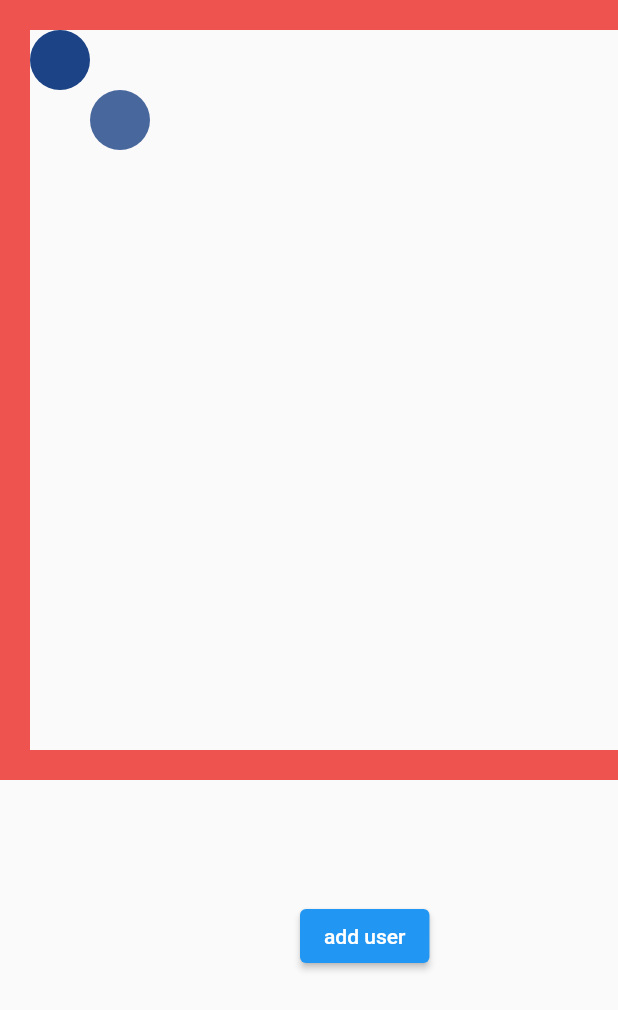
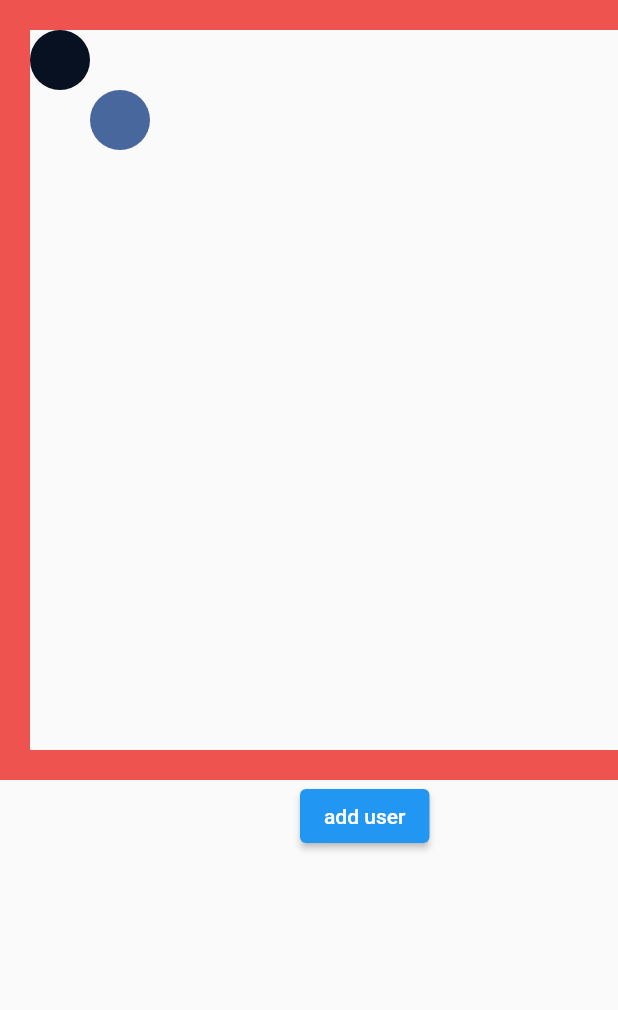
Before and after one commit to ssoumaille/synchronous_position_cercle, a Flutter app: the screen it shows after launch, after a tap on "add user", on a phone screen of 412 x 824 dp. Shown: the top 1010 px of the screen. Run offline on Flutter 3.47's test engine with Material 2 defaults, Android fonts, the light colour scheme and no system bars; our stand-ins replace cloud_firestore, firebase_core, flutter_riverpod, freezed_annotation, rxdart; accounts and stored records are empty; generated files the repository leaves out were written again.

Commit message:
animation gamer

```diff
--- a/lib/main.dart
+++ b/lib/main.dart
@@ -11,35 +11,40 @@ import 'firebase_options.dart';
 import 'circle/circle.dart';
 
 void main() async {
-
   await Firebase.initializeApp(options: DefaultFirebaseOptions.currentPlatform);
-  firestore =FirebaseFirestore.instance;
+  firestore = FirebaseFirestore.instance;
 
   await initApp();
 
   runApp(const ProviderScope(child: MyApp()));
 }
 
-initApp() async{
-  issync =false;
-  firestore.collection(Collection.position.name)
-      .doc(idCircle).set({"x" : 20, "y" : 20, "color": color});
-  final document  = await firestore
+initApp() async {
+  issync = false;
+  firestore
       .collection(Collection.position.name)
-      .doc(idCircle).get();
-  myCircle = Circle(id: idCircle, x: document.data()!['x'], y:document.data()!['y'], color:document.data()!['color']);
+      .doc(idCircle)
+      .set({"x": 20, "y": 20, "color": color});
+  final document =
+      await firestore.collection(Collection.position.name).doc(idCircle).get();
+  myCircle = Circle(
+      id: idCircle,
+      x: document.data()!['x'],
+      y: document.data()!['y'],
+      color: document.data()!['color']);
 
   // throttler.throttleTime(const Duration(milliseconds: 100)).forEach((element) {
   //   issync =true;
   //   element();
   // });
+}
 
-}
-late  FirebaseFirestore  firestore;
-final idCircle = '9999999';//'''${Random().nextInt(9999999)}';
+late FirebaseFirestore firestore;
+final idCircle = '9999999'; //'''${Random().nextInt(9999999)}';
 
 enum Collection { position }
-late bool issync ;
+
+late bool issync;
 // Random color for circles
 final color = (math.Random().nextDouble() * 0xFFFFFF).toInt();
 final randomColor = Color(color).withOpacity(1.0);
@@ -51,19 +56,20 @@ late Circle myCircle;
 
 // Providers
 final offsetProvider = StateProvider<Offset>((ref) => Offset(20, 20));
-final firestoreSCircleProvider = StreamProvider<List<Circle>>((ref) => firestore
-    .collection(Collection.position.name).snapshots().map((event) {
+final firestoreSCircleProvider = StreamProvider<List<Circle>>((ref) =>
+    firestore.collection(Collection.position.name).snapshots().map((event) {
       return event.docs.where((ee) => ee.id != idCircle).map((e) {
         return Circle(
           id: e.id,
           x: e.data()['x'],
           y: e.data()['y'],
-          color: e.data()['color']
-,        );
+          color: e.data()['color'],
+        );
       }).toList();
     }));
 
-
+// final int colorval = 0;
+// final colorProvider = StreamProvider((ref) => Stream.periodic(Duration(seconds: 1), (count) =>  count%2));
 
 Offset limitingMovementToWindowOnly(Offset position) {
   myThrottledOffset = position;
@@ -82,22 +88,22 @@ Offset limitingMovementToWindowOnly(Offset position) {
   return myThrottledOffset;
 }
 
-
-
-
 class MyApp extends StatelessWidget {
   const MyApp({super.key});
 
   @override
   build(_) => MaterialApp(
         title: 'Flutter Demo',
-        theme: ThemeData(primarySwatch: Colors.blue,),
+        theme: ThemeData(
+          primarySwatch: Colors.blue,
+        ),
         home: const MyHomePage(title: 'Flutter Demo Home Page'),
       );
 }
 
 class MyHomePage extends StatefulWidget {
   const MyHomePage({super.key, required this.title});
+
   final String title;
 
   @override
@@ -110,15 +116,14 @@ class _MyHomePageState extends State<MyHomePage> {
       // appBar: AppBar(
       //   title: Text(widget.title),
       // ),
-      body: DragGame()
-  );
+      body: DragGame());
 }
 
 class DragGame extends ConsumerWidget {
   const DragGame({super.key});
 
   @override
-  build(_,ref) {
+  build(_, ref) {
     final listCircle = ref.watch(firestoreSCircleProvider).value ?? [];
     return Stack(
       children: [
@@ -154,21 +159,24 @@ class DragGame extends ConsumerWidget {
             color: Colors.red.shade400,
           ),
         ),
-
         Positioned(
-              top: 600,
+          top: 520,
           left: 200,
-
           child: ElevatedButton(
             child: Text("add user"),
-                onPressed: (){
-                  firestore.collection(Collection.position.name)
-                      .doc((math.Random().nextInt(99999)).toInt().toString()).set({"x" : Random().nextInt(460), "y" : Random().nextInt(460), "color": (math.Random().nextDouble() * 0xFFFFFF).toInt()});
+            onPressed: () {
+              firestore
+                  .collection(Collection.position.name)
+                  .doc((math.Random().nextInt(99999)).toInt().toString())
+                  .set({
+                "x": Random().nextInt(460),
+                "y": Random().nextInt(460),
+                "color": (math.Random().nextDouble() * 0xFFFFFF).toInt()
+              });
             },
           ),
         ),
-            for (Circle circle in listCircle)
-              CirclesFromFirestore(circle),
+        for (Circle circle in listCircle) CirclesFromFirestore(circle),
         MyDraggableCircle(myCircle),
       ],
     );
@@ -177,11 +185,14 @@ class DragGame extends ConsumerWidget {
 
 class CirclesFromFirestore extends ConsumerWidget {
   final Circle circle;
+
   const CirclesFromFirestore(this.circle, {Key? key}) : super(key: key);
 
   Widget _buildCircle(int color) {
     final _color = Color(color).withOpacity(0.8);
-    return CircleAvatar(backgroundColor: _color,);
+    return CircleAvatar(
+      backgroundColor: _color,
+    );
   }
 
   @override
@@ -193,23 +204,50 @@ class CirclesFromFirestore extends ConsumerWidget {
 }
 
 updatePositionFirestore() {
-  return firestore.collection(Collection.position.name).doc(idCircle).update(
-      {
+  return firestore.collection(Collection.position.name).doc(idCircle).update({
     "x": myThrottledOffset.dx,
     "y": myThrottledOffset.dy,
   });
 }
 
-class MyDraggableCircle extends ConsumerWidget {
-  final Circle circle ;
-  const MyDraggableCircle(this.circle,  {Key? key}) : super(key: key);
+class MyDraggableCircle extends ConsumerStatefulWidget {
+  final Circle circle;
 
-  Widget buildCircle(Color color) => CircleAvatar(backgroundColor: color,);
-
-
+  const MyDraggableCircle(this.circle, {Key? key}) : super(key: key);
 
   @override
-  build(_, ref) => Positioned(
+  MyDraggableCircleState createState() => MyDraggableCircleState();
+}
+
+class MyDraggableCircleState extends ConsumerState<MyDraggableCircle>
+    with SingleTickerProviderStateMixin {
+  late AnimationController _controller;
+  late Animation<Color?> _colorTween;
+
+  @override
+  void initState() {
+    super.initState();
+    _controller = AnimationController(
+      vsync: this,
+      duration: const Duration(milliseconds: 500),
+    )..repeat();
+
+    _colorTween =
+        ColorTween(begin: randomColor, end: Colors.black).animate(_controller);
+  }
+
+  @override
+  void dispose() {
+    _controller.dispose();
+    super.dispose();
+  }
+
+  Widget buildCircle(Color color) => CircleAvatar(
+        backgroundColor: color,
+      );
+
+  @override
+  Widget build(BuildContext context) => Positioned(
         top: ref.watch(offsetProvider).dy,
         left: ref.watch(offsetProvider).dx,
         child: Draggable(
@@ -218,10 +256,20 @@ class MyDraggableCircle extends ConsumerWidget {
           onDragUpdate: (details) {
             limitingMovementToWindowOnly(details.localPosition);
             throttler.add(updatePositionFirestore);
-          ref.read(offsetProvider.notifier).update((state) => myThrottledOffset);
+            ref
+                .read(offsetProvider.notifier)
+                .update((state) => myThrottledOffset);
           },
           // onDraggableCanceled: (_,Offset offset){
           // },
-        child: buildCircle(randomColor),
-    ));
+          child: AnimatedBuilder(
+            animation: _colorTween,
+            builder: (BuildContext _, Widget? __) {
+              return CircleAvatar(
+                backgroundColor: _colorTween.value!,
+              );
+            },
+          ),
+        ),
+      );
 }
```
Also changed, not shown: 1 other file. Lines whose indentation alone changed are shown as unchanged.
